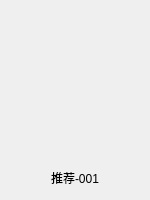
Qt form QQMusic/recboxitem.ui (W0226xy/QQMusic) before a commit.
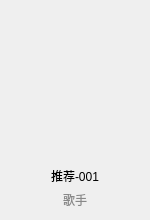
The same form after that commit.

Diff of the .ui file:
```diff
--- a/QQMusic/recboxitem.ui
+++ b/QQMusic/recboxitem.ui
@@ -79,6 +79,19 @@
      </property>
     </widget>
    </item>
+   <item>
+    <widget class="QLabel" name="recBoxItemArtist">
+     <property name="styleSheet">
+      <string notr="true">color: #888888;</string>
+     </property>
+     <property name="text">
+      <string>歌手</string>
+     </property>
+     <property name="alignment">
+      <set>Qt::AlignCenter</set>
+     </property>
+    </widget>
+   </item>
   </layout>
  </widget>
  <resources/>
```
